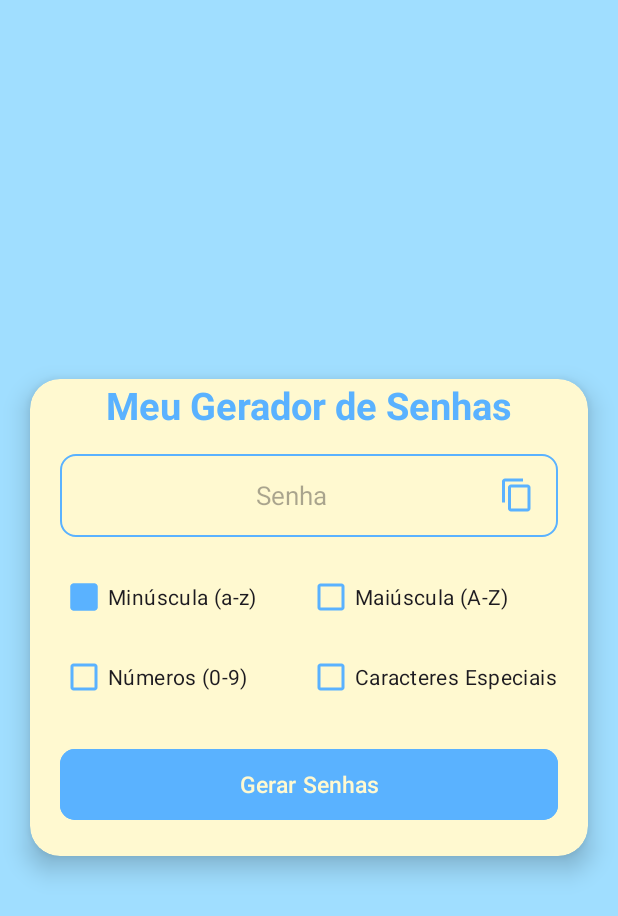
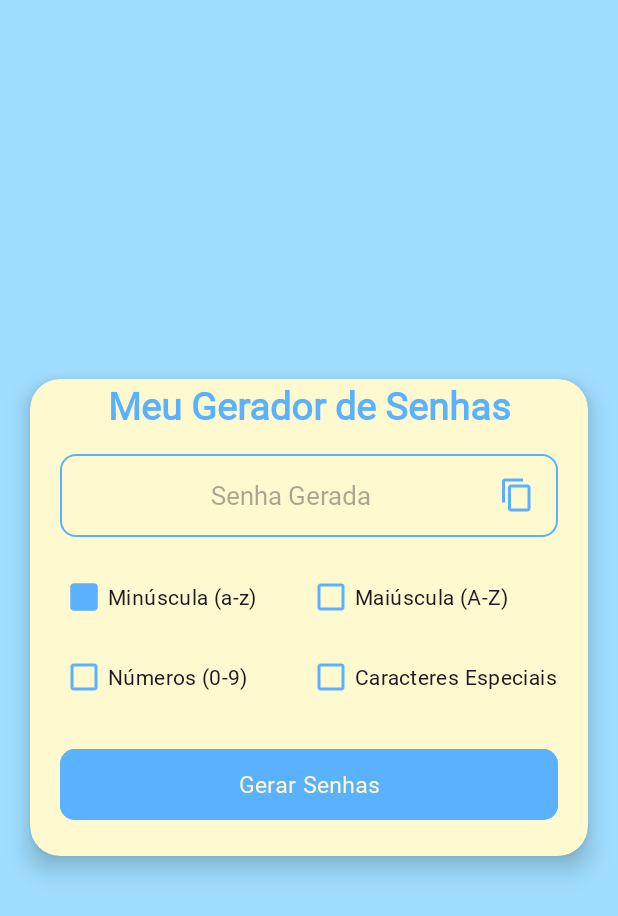
Before and after one commit to mstewart796/MinhasSenhas, an Android app: the screen it shows after launch (MainActivity), on a phone screen of 412 x 824 dp. Shown: the top 916 px of the screen. Run offline under Robolectric (Android 15) with nearby library versions, the phone set to English and light mode, and no system bars.

Commit message:
Added fonts and improved some wording.

```diff
--- a/app/src/main/res/layout/activity_main.xml
+++ b/app/src/main/res/layout/activity_main.xml
@@ -29,10 +29,12 @@
                 android:layout_marginTop="20dp"
                 android:gravity="center"
                 android:text="@string/gerador"
+                android:fontFamily="@font/ubuntusansitalic"
                 android:textColor="#5AB2FF"
                 android:textStyle="bold"
                 android:textSize="25sp"
-                app:layout_constraintBaseline_toTopOf="parent"/>
+                app:layout_constraintBaseline_toTopOf="parent"
+                />
 
             <TextView
                 android:id="@+id/tvSenha"
@@ -41,19 +43,21 @@
                 android:layout_marginHorizontal="20dp"
                 android:layout_marginTop="15dp"
                 android:gravity="center"
+                android:fontFamily="@font/ubuntusans"
                 android:hint="@string/senha"
                 android:textSize="17sp"
                 android:background="@drawable/desenha_aresta"
-                android:drawableEnd="@drawable/ic_copiar"
                 android:paddingHorizontal="15dp"
                 android:textIsSelectable="true"
-                app:layout_constraintTop_toBottomOf="@id/tvMinhasSenhas"/>
+                app:layout_constraintTop_toBottomOf="@id/tvMinhasSenhas"
+                app:drawableEndCompat="@drawable/ic_copiar" />
 
             <CheckBox
                 android:id="@+id/caixaMinuscula"
                 android:layout_width="wrap_content"
                 android:layout_height="wrap_content"
                 android:layout_marginTop="16dp"
+                android:fontFamily="@font/ubuntusans"
                 android:text="@string/minuscula"
                 android:checked="true"
                 android:buttonTint="#5AB2FF"
@@ -61,19 +65,10 @@
                 app:layout_constraintTop_toBottomOf="@id/tvSenha"/>
 
             <CheckBox
-                android:id="@+id/caixaNumeros"
-                android:layout_width="wrap_content"
-                android:layout_height="wrap_content"
-                android:layout_marginTop="5dp"
-                android:text="@string/numero"
-                android:buttonTint="#5AB2FF"
-                app:layout_constraintStart_toStartOf="@id/caixaMinuscula"
-                app:layout_constraintTop_toBottomOf="@id/caixaMinuscula"/>
-
-            <CheckBox
                 android:id="@+id/caixaMaiuscula"
                 android:layout_width="wrap_content"
                 android:layout_height="wrap_content"
+                android:fontFamily="@font/ubuntusans"
                 android:text="@string/maiuscula"
                 android:buttonTint="#5AB2FF"
                 app:layout_constraintEnd_toEndOf="@id/tvSenha"
@@ -81,10 +76,23 @@
                 app:layout_constraintTop_toTopOf="@id/caixaMinuscula"/>
 
             <CheckBox
+                android:id="@+id/caixaNumeros"
+                android:layout_width="wrap_content"
+                android:layout_height="wrap_content"
+                android:layout_marginTop="5dp"
+                android:fontFamily="@font/ubuntusans"
+                android:text="@string/numero"
+                android:buttonTint="#5AB2FF"
+                app:layout_constraintStart_toStartOf="@id/caixaMinuscula"
+                app:layout_constraintTop_toBottomOf="@id/caixaMinuscula"/>
+
+
+            <CheckBox
                 android:id="@+id/caixaEspecial"
                 android:layout_width="wrap_content"
                 android:layout_height="wrap_content"
                 android:layout_marginTop="5dp"
+                android:fontFamily="@font/ubuntusans"
                 android:text="@string/especial"
                 android:buttonTint="#5AB2FF"
                 app:layout_constraintStart_toStartOf="@id/caixaMaiuscula"
@@ -95,6 +103,7 @@
                 android:layout_width="match_parent"
                 android:layout_height="55dp"
                 app:cornerRadius="10dp"
+                android:fontFamily="@font/ubuntusans"
                 android:text="@string/gerar"
                 android:textColor="#FFF9D0"
                 android:textSize="15sp"
--- a/app/src/main/res/values/strings.xml
+++ b/app/src/main/res/values/strings.xml
@@ -1,7 +1,7 @@
 <resources>
     <string name="app_name">MinhasSenhas</string>
     <string name="gerador">Meu Gerador de Senhas</string>
-    <string name="senha">Senha</string>
+    <string name="senha">Senha Gerada</string>
     <string name="minuscula">Minúscula (a-z)</string>
     <string name="numero">Números (0-9)</string>
     <string name="maiuscula">Maiúscula (A-Z)</string>
--- a/gradle/libs.versions.toml
+++ b/gradle/libs.versions.toml
@@ -1,5 +1,5 @@
 [versions]
-agp = "8.3.0"
+agp = "8.4.0"
 kotlin = "1.9.0"
 coreKtx = "1.12.0"
 junit = "4.13.2"
```
Also changed, not shown: app/src/main/res/font/robotobolditalic.ttf (added), gradle/wrapper/gradle-wrapper.properties, 2 other files.
